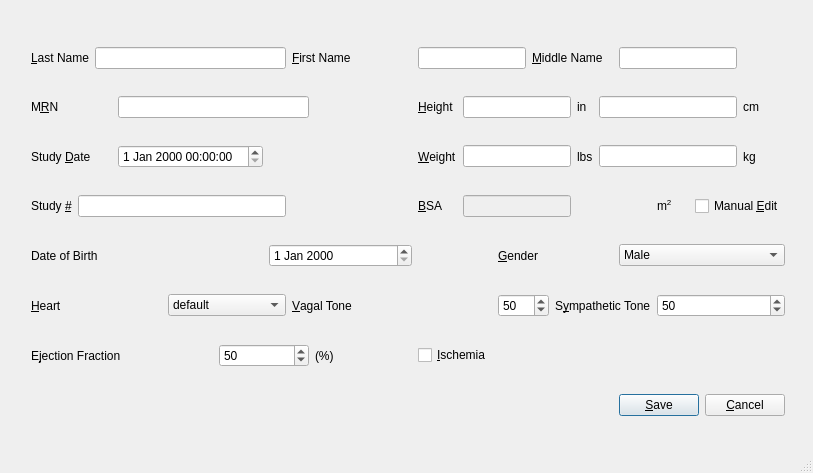
First picture: the form in src/gui/ui/patientdialog.ui, repository mannd/epsimulator, before the edit.
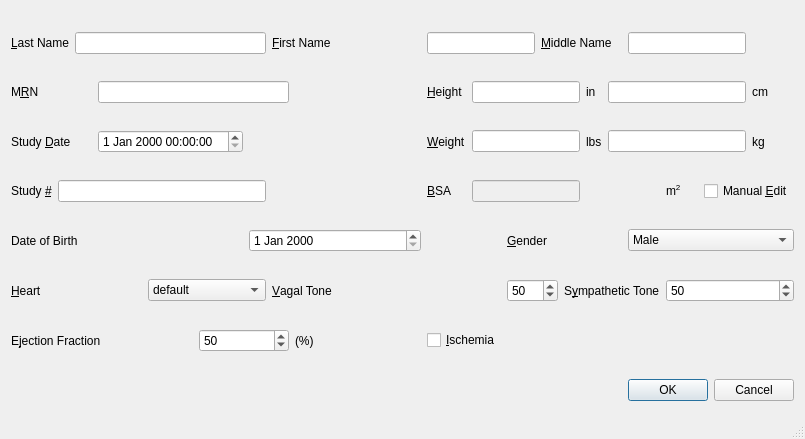
Second picture: the form after the edit.

Diff of the .ui file:
```diff
--- a/src/gui/ui/patientdialog.ui
+++ b/src/gui/ui/patientdialog.ui
@@ -5,8 +5,8 @@
    <rect>
     <x>0</x>
     <y>0</y>
-    <width>813</width>
-    <height>473</height>
+    <width>805</width>
+    <height>439</height>
    </rect>
   </property>
   <property name="windowTitle" >
@@ -15,15 +15,6 @@
   <property name="sizeGripEnabled" >
    <bool>true</bool>
   </property>
-  <widget class="QWidget" name="" >
-   <property name="geometry" >
-    <rect>
-     <x>20</x>
-     <y>15</y>
-     <width>776</width>
-     <height>441</height>
-    </rect>
-   </property>
    <layout class="QGridLayout" >
     <item row="0" column="0" colspan="2" >
      <widget class="QLabel" name="textLabel1" >
@@ -373,54 +364,14 @@
       </property>
      </widget>
     </item>
-    <item row="7" column="0" colspan="20" >
-     <layout class="QHBoxLayout" >
-      <item>
-       <spacer>
-        <property name="orientation" >
-         <enum>Qt::Horizontal</enum>
-        </property>
-        <property name="sizeHint" >
-         <size>
-          <width>40</width>
-          <height>20</height>
-         </size>
-        </property>
-       </spacer>
-      </item>
-      <item>
-       <widget class="QPushButton" name="buttonOk" >
-        <property name="text" >
-         <string>&amp;Save</string>
-        </property>
-        <property name="shortcut" >
-         <string>Alt+S</string>
-        </property>
-        <property name="autoDefault" >
-         <bool>true</bool>
-        </property>
-        <property name="default" >
-         <bool>true</bool>
-        </property>
-       </widget>
-      </item>
-      <item>
-       <widget class="QPushButton" name="buttonCancel" >
-        <property name="text" >
-         <string>&amp;Cancel</string>
-        </property>
-        <property name="shortcut" >
-         <string/>
-        </property>
-        <property name="autoDefault" >
-         <bool>true</bool>
-        </property>
-       </widget>
-      </item>
-     </layout>
-    </item>
-   </layout>
-  </widget>
+   <item row="7" column="16" colspan="4" >
+    <widget class="QDialogButtonBox" name="buttonBox" >
+     <property name="standardButtons" >
+      <set>QDialogButtonBox::Cancel|QDialogButtonBox::NoButton|QDialogButtonBox::Ok</set>
+     </property>
+    </widget>
+   </item>
+  </layout>
  </widget>
  <layoutdefault spacing="6" margin="11" />
  <pixmapfunction>qPixmapFromMimeSource</pixmapfunction>
```
Left out of the diff: 37 changed lines with no effect on the pictures. Lines whose indentation alone changed are shown as unchanged.
